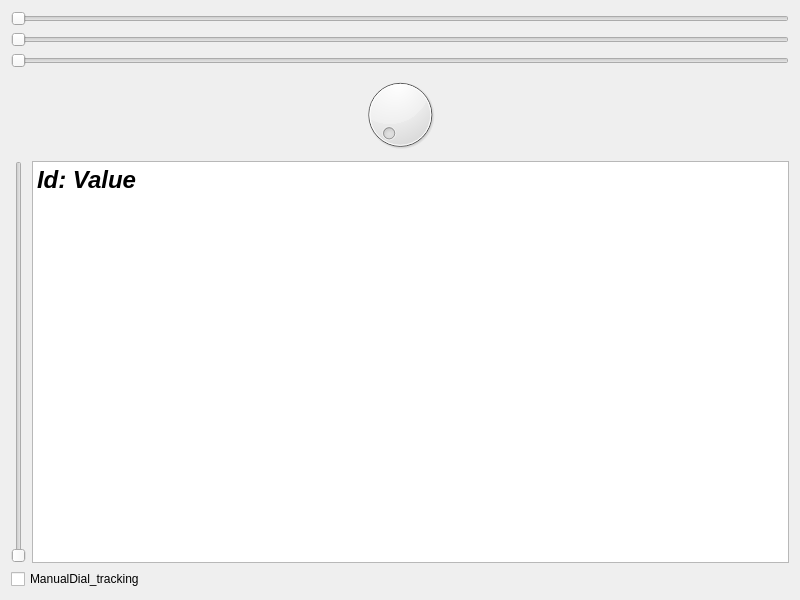
First picture: the form in TestSliderMac.ui, repository SC-One/PerformanceIssueQQuickWidgetOnMac, before the edit.
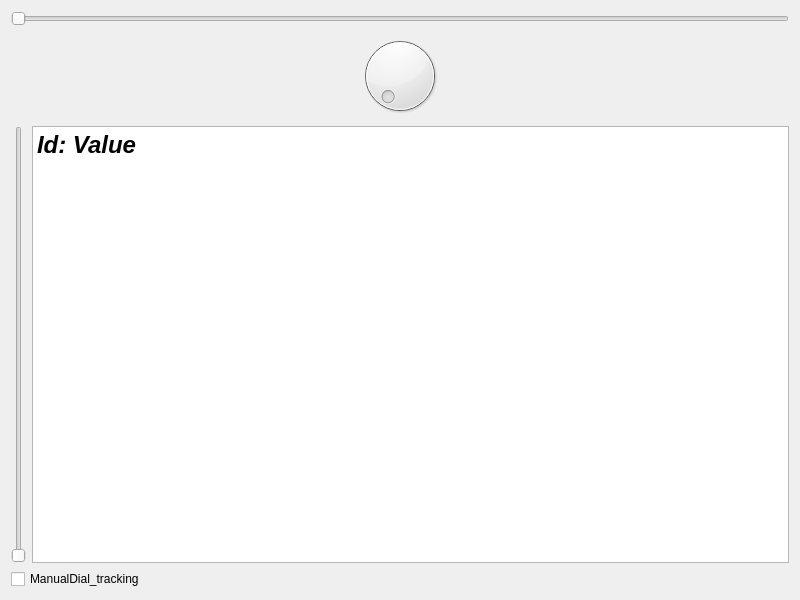
Second picture: the form after the edit.

Commit message: repeating signal removed:

Diff of the .ui file:
```diff
--- a/TestSliderMac.ui
+++ b/TestSliderMac.ui
@@ -23,20 +23,6 @@
        </property>
       </widget>
      </item>
-     <item>
-      <widget class="QSlider" name="horizontalSlider_3">
-       <property name="orientation">
-        <enum>Qt::Horizontal</enum>
-       </property>
-      </widget>
-     </item>
-     <item>
-      <widget class="QSlider" name="horizontalSlider">
-       <property name="orientation">
-        <enum>Qt::Horizontal</enum>
-       </property>
-      </widget>
-     </item>
     </layout>
    </item>
    <item>
```
The commit also changes 2 other files.
